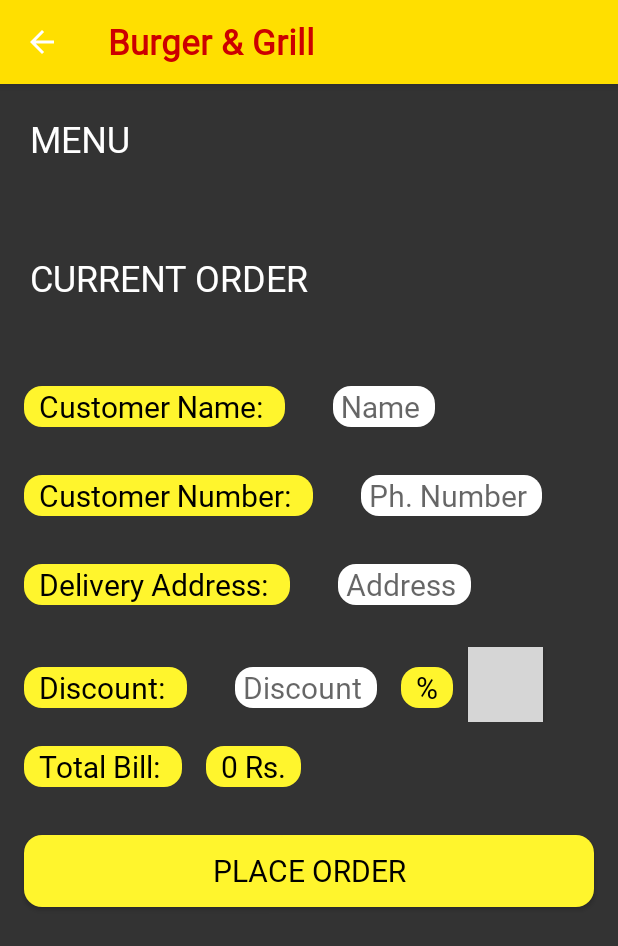
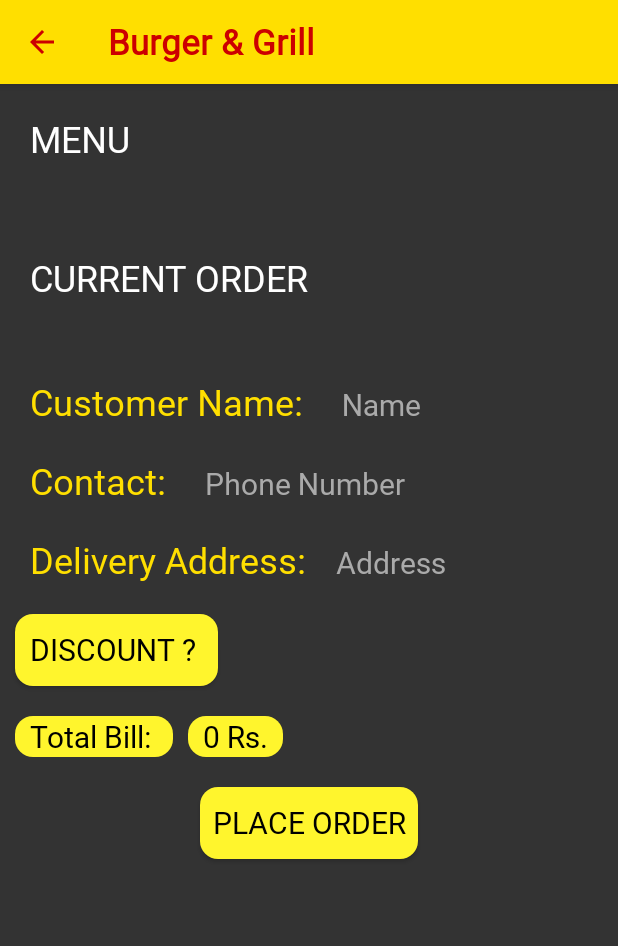
Before and after one commit to haideratGitHub/restaurant-administration-system, an Android app: the HomeDelivery screen opened directly, with no data from a screen before it, on a phone screen of 412 x 824 dp. Shown: the top 946 px of the screen. Run offline under Robolectric (Android 15) with nearby library versions, the phone set to English and light mode, and no system bars; our stand-ins replace Firebase (no records; nobody signed in at launch, a user with empty details on screens opened directly), sdp/ssp sizes; grey boxes are pictures that could not be loaded.

Commit message:
TakeOrder and Delivery UI adjustments send OrderDetails to Admin Edit inventory list quantity

```diff
--- a/app/src/main/java/com/example/burgerandgrill/ApplyDiscountDialog.java
+++ b/app/src/main/java/com/example/burgerandgrill/ApplyDiscountDialog.java
@@ -19,7 +19,7 @@ public class ApplyDiscountDialog extends AppCompatDialogFragment {
 
     @Override
     public Dialog onCreateDialog(Bundle savedInstanceState) {
-        AlertDialog.Builder builder = new AlertDialog.Builder(getActivity());
+        AlertDialog.Builder builder = new AlertDialog.Builder(getActivity(), R.style.DialogeTheme);
 
         LayoutInflater inflater = getActivity().getLayoutInflater();
         View view = inflater.inflate(R.layout.layout_apply_discount_dialog, null);
--- a/app/src/main/res/layout/activity_home_delivery.xml
+++ b/app/src/main/res/layout/activity_home_delivery.xml
@@ -17,7 +17,7 @@
             android:text="MENU"
             android:textColor="@android:color/white"
             android:textSize="24dp"
-            android:fontFamily="@font/notosansbold"
+            android:fontFamily="@font/cooperblackbt"
             android:layout_margin="20dp"></TextView>
 
         <androidx.recyclerview.widget.RecyclerView
@@ -34,7 +34,7 @@
             android:text="CURRENT ORDER"
             android:textColor="@android:color/white"
             android:textSize="24dp"
-            android:fontFamily="@font/notosansbold"
+            android:fontFamily="@font/cooperblackbt"
             android:layout_margin="20dp"></TextView>
         <androidx.recyclerview.widget.RecyclerView
             android:layout_width="match_parent"
@@ -51,28 +51,26 @@
             <TextView
                 android:layout_width="wrap_content"
                 android:layout_height="wrap_content"
-                android:layout_margin="16dp"
-                android:fontFamily="@font/notosansbold"
+                android:layout_margin="10dp"
+                android:fontFamily="@font/cooperblackbt"
                 android:text="Customer Name: "
-                android:textColor="@android:color/black"
+                android:textColor="#FFDF00"
                 android:background="@drawable/round_corners"
-                android:backgroundTint="@color/colorAccent"
+                android:backgroundTint="@android:color/transparent"
                 android:paddingLeft="10dp"
-                android:paddingRight="10dp"
-                android:textSize="20dp"></TextView>
+                android:textSize="24dp"></TextView>
             <EditText
                 android:id="@+id/customer_name"
                 android:layout_width="wrap_content"
                 android:layout_height="wrap_content"
-                android:layout_margin="16dp"
+                android:layout_margin="10dp"
                 android:inputType="textPersonName"
                 android:fontFamily="@font/notosansbold"
                 android:hint="Name"
-                android:textColor="@android:color/black"
+                android:textColorHint="@android:color/darker_gray"
+                android:textColor="@android:color/white"
                 android:background="@drawable/round_corners"
-                android:backgroundTint="@android:color/white"
-                android:paddingLeft="5dp"
-                android:paddingRight="10dp"
+                android:backgroundTint="@android:color/transparent"
                 android:textSize="20dp"
                 >
             </EditText>
@@ -84,28 +82,26 @@
             <TextView
                 android:layout_width="wrap_content"
                 android:layout_height="wrap_content"
-                android:layout_margin="16dp"
-                android:fontFamily="@font/notosansbold"
-                android:text="Customer Number: "
-                android:textColor="@android:color/black"
+                android:layout_margin="10dp"
+                android:fontFamily="@font/cooperblackbt"
+                android:text="Contact: "
+                android:textColor="#FFDF00"
                 android:background="@drawable/round_corners"
-                android:backgroundTint="@color/colorAccent"
+                android:backgroundTint="@android:color/transparent"
                 android:paddingLeft="10dp"
-                android:paddingRight="10dp"
-                android:textSize="20dp"></TextView>
+                android:textSize="24dp"></TextView>
             <EditText
                 android:id="@+id/customer_number"
                 android:layout_width="wrap_content"
                 android:layout_height="wrap_content"
-                android:layout_margin="16dp"
+                android:layout_margin="10dp"
                 android:inputType="number"
                 android:fontFamily="@font/notosansbold"
-                android:hint="Ph. Number"
-                android:textColor="@android:color/black"
+                android:hint="Phone Number"
+                android:textColorHint="@android:color/darker_gray"
+                android:textColor="@android:color/white"
                 android:background="@drawable/round_corners"
-                android:backgroundTint="@android:color/white"
-                android:paddingLeft="5dp"
-                android:paddingRight="10dp"
+                android:backgroundTint="@android:color/transparent"
                 android:textSize="20dp"
                 >
             </EditText>
@@ -117,32 +113,44 @@
             <TextView
                 android:layout_width="wrap_content"
                 android:layout_height="wrap_content"
-                android:layout_margin="16dp"
-                android:fontFamily="@font/notosansbold"
-                android:text="Delivery Address: "
-                android:textColor="@android:color/black"
+                android:layout_margin="10dp"
+                android:fontFamily="@font/cooperblackbt"
+                android:text="Delivery Address:"
+                android:textColor="#FFDF00"
                 android:background="@drawable/round_corners"
-                android:backgroundTint="@color/colorAccent"
+                android:backgroundTint="@android:color/transparent"
                 android:paddingLeft="10dp"
-                android:paddingRight="10dp"
-                android:textSize="20dp"></TextView>
+                android:textSize="24dp"></TextView>
             <EditText
                 android:id="@+id/customer_address"
                 android:layout_width="wrap_content"
                 android:layout_height="wrap_content"
-                android:layout_margin="16dp"
+                android:layout_margin="10dp"
                 android:inputType="text"
                 android:fontFamily="@font/notosansbold"
                 android:hint="Address"
-                android:textColor="@android:color/black"
+                android:textColorHint="@android:color/darker_gray"
+                android:textColor="@android:color/white"
                 android:background="@drawable/round_corners"
-                android:backgroundTint="@android:color/white"
-                android:paddingLeft="5dp"
-                android:paddingRight="10dp"
+                android:backgroundTint="@android:color/transparent"
                 android:textSize="20dp"
                 >
             </EditText>
         </LinearLayout>
+        <Button
+            android:id="@+id/order_discount_delivery"
+            android:layout_width="wrap_content"
+            android:layout_height="wrap_content"
+            android:layout_margin="10dp"
+            android:fontFamily="@font/notosansbold"
+            android:text="Discount ? "
+            android:textColor="@android:color/black"
+            android:foreground="?attr/selectableItemBackgroundBorderless"
+            android:background="@drawable/round_corners"
+            android:backgroundTint="@color/colorAccent"
+            android:paddingLeft="10dp"
+            android:paddingRight="10dp"
+            android:textSize="20dp"></Button>
         <LinearLayout
             android:layout_width="match_parent"
             android:layout_height="match_parent"
@@ -150,65 +158,7 @@
             <TextView
                 android:layout_width="wrap_content"
                 android:layout_height="wrap_content"
-                android:layout_margin="16dp"
-                android:fontFamily="@font/notosansbold"
-                android:text="Discount: "
-                android:textColor="@android:color/black"
-                android:background="@drawable/round_corners"
-                android:backgroundTint="@color/colorAccent"
-                android:paddingLeft="10dp"
-                android:paddingRight="10dp"
-                android:textSize="20dp"></TextView>
-            <EditText
-                android:id="@+id/order_discount_delivery"
-                android:layout_width="wrap_content"
-                android:layout_height="wrap_content"
-                android:layout_margin="16dp"
-                android:inputType="number"
-                android:fontFamily="@font/notosansbold"
-                android:hint="Discount"
-                android:textColor="@android:color/black"
-                android:background="@drawable/round_corners"
-                android:backgroundTint="@android:color/white"
-                android:paddingLeft="5dp"
-                android:paddingRight="10dp"
-                android:textSize="20dp"
-                >
-            </EditText>
-            <TextView
-                android:layout_width="wrap_content"
-                android:layout_height="wrap_content"
-                android:layout_marginTop="16dp"
-                android:fontFamily="@font/notosansbold"
-                android:text="%"
-                android:textColor="@android:color/black"
-                android:background="@drawable/round_corners"
-                android:backgroundTint="@color/colorAccent"
-                android:paddingLeft="10dp"
-                android:paddingRight="10dp"
-                android:textSize="20dp"
-                />
-            <Button
-                android:id="@+id/apple_discount_delivery"
-                android:layout_width="50dp"
-                android:layout_height="50dp"
-                android:background="@drawable/tick"
-                android:paddingLeft="10dp"
-                android:paddingRight="10dp"
-                android:layout_marginTop="12dp"
-                android:layout_marginLeft="10dp"
-                android:foreground="?attr/selectableItemBackgroundBorderless"
-                ></Button>
-
-        </LinearLayout>
-        <LinearLayout
-            android:layout_width="match_parent"
-            android:layout_height="match_parent"
-            android:orientation="horizontal">
-            <TextView
-                android:layout_width="wrap_content"
-                android:layout_height="wrap_content"
-                android:layout_margin="16dp"
+                android:layout_margin="10dp"
                 android:fontFamily="@font/notosansbold"
                 android:text="Total Bill: "
                 android:textColor="@android:color/black"
@@ -221,7 +171,7 @@
                 android:id="@+id/order_total_bill_delivery"
                 android:layout_width="wrap_content"
                 android:layout_height="wrap_content"
-                android:layout_marginTop="16dp"
+                android:layout_marginTop="10dp"
                 android:fontFamily="@font/notosansbold"
                 android:text="0 Rs."
                 android:textColor="@android:color/black"
@@ -236,11 +186,12 @@
 
         <Button
             android:id="@+id/place_order_delivery"
-            android:layout_width="match_parent"
+            android:layout_width="wrap_content"
             android:layout_height="wrap_content"
+            android:layout_gravity="center"
             android:textAlignment="center"
-            android:layout_margin="16dp"
-            android:fontFamily="@font/notosansbold"
+            android:layout_margin="10dp"
+            android:fontFamily="@font/cooperblackbt"
             android:foreground="?attr/selectableItemBackgroundBorderless"
             android:text="PLACE ORDER"
             android:textColor="@android:color/black"
--- a/app/src/main/res/layout/layout_add_quantity_inventory_dialog.xml
+++ b/app/src/main/res/layout/layout_add_quantity_inventory_dialog.xml
@@ -9,7 +9,7 @@
         android:id="@+id/heading1_inventory"
         android:layout_width="match_parent"
         android:layout_height="wrap_content"
-        android:text="Enter Quantity to be Added:"
+        android:text="Enter Quantity::"
         android:textColor="#333333"
         android:textSize="24dp"
         android:fontFamily="@font/notosansbold"
```
Also changed, not shown: app/src/main/java/com/example/burgerandgrill/AddQuantityInventoryDialog.java (+11 -6 lines), app/src/main/java/com/example/burgerandgrill/HomeDelivery.java (+126 -24 lines), app/src/main/java/com/example/burgerandgrill/Inventory.java (+12 -3 lines), app/src/main/java/com/example/burgerandgrill/TakeOrder.java (+50 -43 lines), app/src/main/res/layout/activity_take_order.xml (+31 -0 lines), app/src/main/res/layout/inventory_list.xml (+5 -2 lines).
